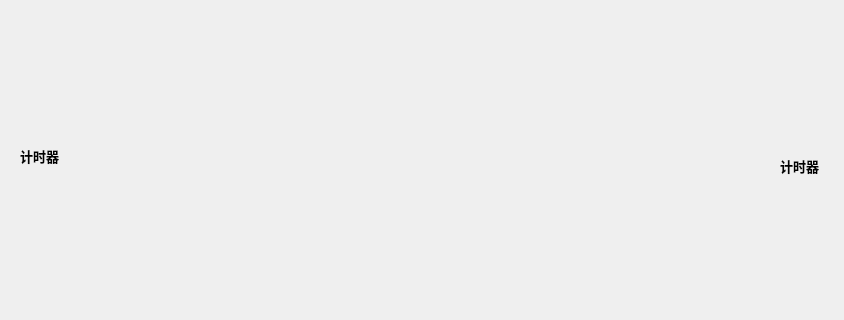
po2656233/QtProject, file SuperGame/games/chineseChess/chinesechessui.ui: the form before one commit; both pictures show x 0 to 844 and y 254 to 574 of the 844 by 820 pixel window.
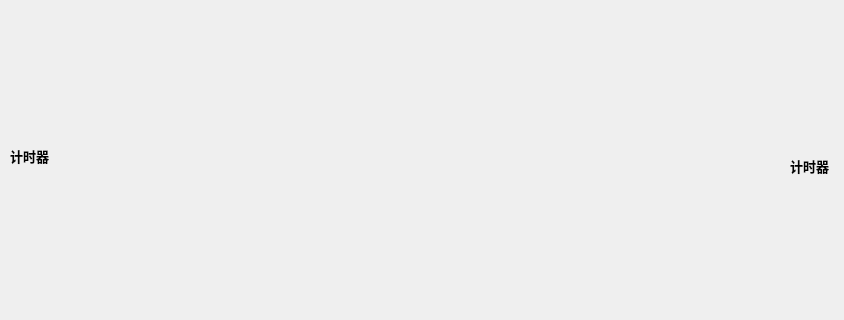
The form after the commit. Icons and pictures are not drawn.

Patch:
```diff
--- a/SuperGame/games/chineseChess/chinesechessui.ui
+++ b/SuperGame/games/chineseChess/chinesechessui.ui
@@ -890,7 +890,7 @@
      <rect>
       <x>0</x>
       <y>380</y>
-      <width>61</width>
+      <width>41</width>
       <height>41</height>
      </rect>
     </property>
@@ -921,9 +921,9 @@
    <widget class="QLabel" name="label_BTime">
     <property name="geometry">
      <rect>
-      <x>760</x>
+      <x>780</x>
       <y>390</y>
-      <width>61</width>
+      <width>41</width>
       <height>41</height>
      </rect>
     </property>
```
